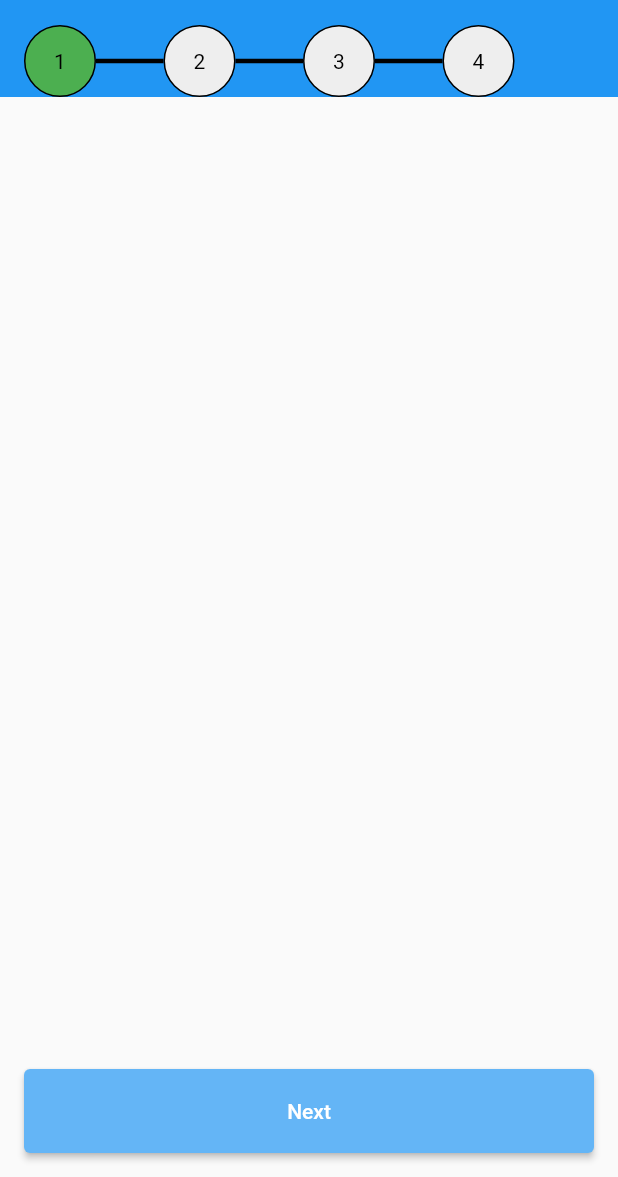
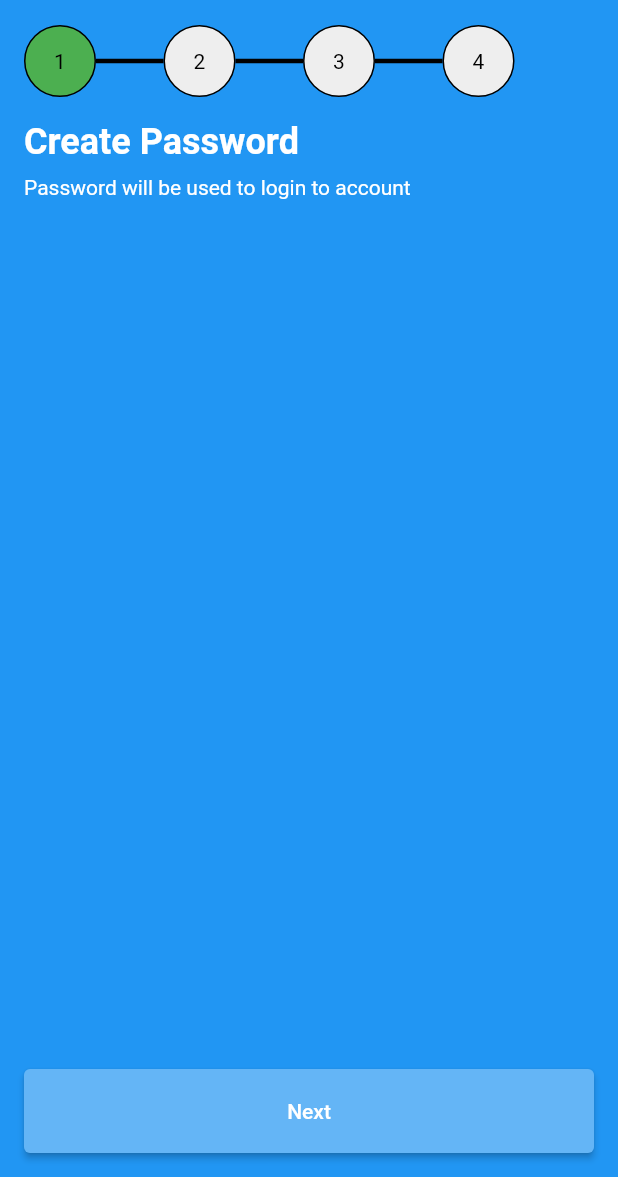
Before and after one commit to sonasetiana/DKatalis-TakeHomeTest, a Flutter app: the screen it shows after launch, after a tap on "Next", on a phone screen of 412 x 824 dp, the part 59-1236 px from its top. Run offline on Flutter 3.47's test engine with Material 2 defaults, Android fonts, the phone set to English and light mode, and no system bars; missing offline and left inert: dart:ffi.

```diff
--- a/lib/views/page/register/input_password.dart
+++ b/lib/views/page/register/input_password.dart
@@ -11,13 +11,34 @@ class InputPassword extends StatelessWidget{
   Widget build(BuildContext context) {
     return Scaffold(
       resizeToAvoidBottomInset: false,
+      backgroundColor: Colors.blue,
       appBar: AppBar(
         title: Text("Create Account"),
         elevation: 0.0,
       ),
       body: Column(
+        crossAxisAlignment: CrossAxisAlignment.stretch,
         children: [
-          TimeLine(1, 4)
+          TimeLine(1, 4),
+          Expanded(
+              child: Container(
+                padding: EdgeInsets.all(16),
+                child: Column(
+                  crossAxisAlignment: CrossAxisAlignment.start,
+                  children: [
+                    Text(
+                      "Create Password",
+                      style: TextStyle(color: Colors.white, fontWeight: FontWeight.bold, fontSize: 24),
+                    ),
+                    SizedBox(height: 8),
+                    Text(
+                      "Password will be used to login to account",
+                      style: TextStyle(color: Colors.white),
+                    ),
+                  ],
+                ),
+              )
+          )
         ],
       ),
       floatingActionButton: NextButton(() => {
--- a/lib/views/page/register/register_page.dart
+++ b/lib/views/page/register/register_page.dart
@@ -68,7 +68,7 @@ class RegisterPage extends StatelessWidget{
                         Text(
                           "Welcome to The Bank of The Future.\nManage and track your accounts on\nthe go.",
                           style: TextStyle(
-                            color: Colors.black,
+                            color: Colors.black87,
                               fontSize: 18,
                               fontWeight: FontWeight.bold
                           ),
@@ -80,13 +80,18 @@ class RegisterPage extends StatelessWidget{
                             color: Colors.white,
                             borderRadius: BorderRadius.only(topLeft: Radius.circular(12), topRight: Radius.circular(12))
                           ),
-                          child: TextField(
-                            decoration: InputDecoration(
-                                filled: true,
-                                fillColor: Colors.grey[100],
-                                labelText: 'Email',
-                                border: OutlineInputBorder(),
-                                prefixIcon: Icon(Icons.email),
+                          child: Container(
+                            padding: EdgeInsets.symmetric(vertical: 8, horizontal: 16),
+                            decoration: BoxDecoration(
+                              color: Colors.grey[100],
+                              borderRadius: BorderRadius.circular(8)
+                            ),
+                            child: TextField(
+                              decoration: InputDecoration(
+                                  hintText: 'Email',
+                                  border: InputBorder.none,
+                                  icon: Icon(Icons.email, color: Colors.grey),
+                              ),
                             ),
                           ),
                         )
```
